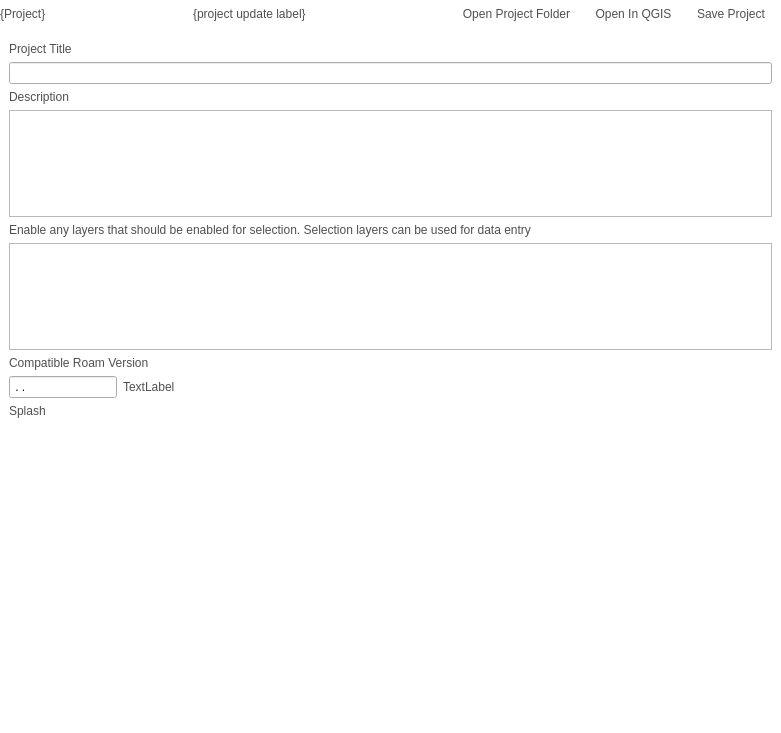
The window that src/configmanager/ui/ui_projectwidget.ui (roam-qgis/Roam) describes before a commit, drawn with Qt 5.
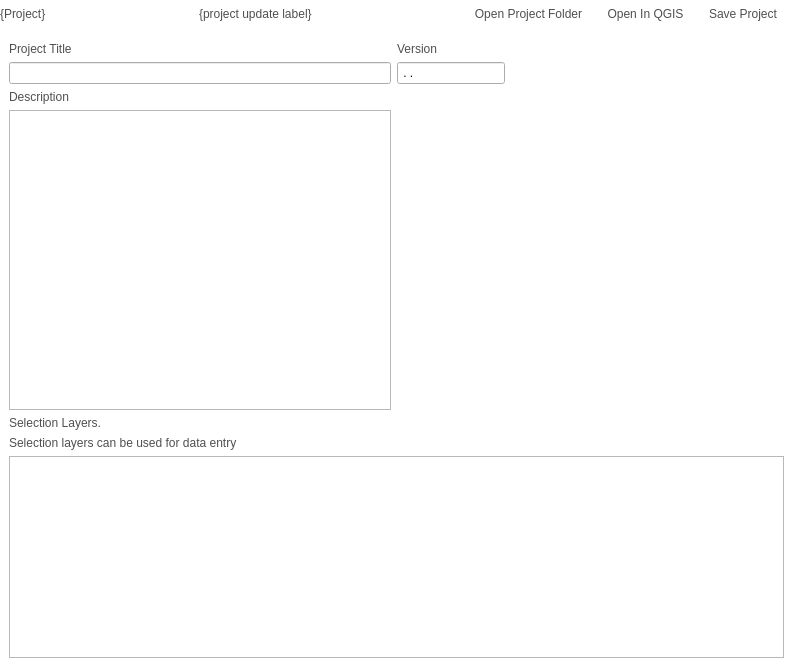
The same window after the commit. The open tabs and pages were chosen to show the change. Icons and pictures are not drawn. Custom widgets are drawn as their Qt base class.

Commit message: Tweaks to config manager UI

```diff
--- a/src/configmanager/ui/ui_projectwidget.ui
+++ b/src/configmanager/ui/ui_projectwidget.ui
@@ -6,8 +6,8 @@
    <rect>
     <x>0</x>
     <y>0</y>
-    <width>781</width>
-    <height>733</height>
+    <width>793</width>
+    <height>667</height>
    </rect>
   </property>
   <property name="windowTitle">
@@ -103,52 +103,58 @@
      </property>
      <widget class="QWidget" name="project_info_page">
       <layout class="QGridLayout" name="gridLayout_11">
-       <item row="1" column="0" colspan="2">
+       <item row="7" column="0" colspan="2">
+        <widget class="QListView" name="selectLayers">
+         <property name="editTriggers">
+          <set>QAbstractItemView::NoEditTriggers</set>
+         </property>
+         <property name="selectionMode">
+          <enum>QAbstractItemView::SingleSelection</enum>
+         </property>
+         <property name="selectionBehavior">
+          <enum>QAbstractItemView::SelectRows</enum>
+         </property>
+        </widget>
+       </item>
+       <item row="5" column="0">
+        <widget class="QLabel" name="selectLayersLabel">
+         <property name="text">
+          <string>Selection Layers. </string>
+         </property>
+        </widget>
+       </item>
+       <item row="1" column="0">
+        <layout class="QGridLayout" name="gridLayout_14">
+         <item row="0" column="0">
+          <widget class="QLabel" name="label_2">
+           <property name="text">
+            <string>Project Title</string>
+           </property>
+          </widget>
+         </item>
+         <item row="1" column="0">
         <widget class="QLineEdit" name="titleText"/>
        </item>
-       <item row="3" column="0" colspan="2">
+         <item row="2" column="0">
+          <widget class="QLabel" name="label_3">
+           <property name="text">
+            <string>Description</string>
+           </property>
+          </widget>
+         </item>
+         <item row="4" column="0">
         <widget class="QPlainTextEdit" name="descriptionText"/>
        </item>
-       <item row="5" column="0" colspan="2">
-        <widget class="QListView" name="selectLayers">
-         <property name="editTriggers">
-          <set>QAbstractItemView::NoEditTriggers</set>
-         </property>
-         <property name="selectionMode">
-          <enum>QAbstractItemView::SingleSelection</enum>
-         </property>
-         <property name="selectionBehavior">
-          <enum>QAbstractItemView::SelectRows</enum>
+         <item row="0" column="1">
+          <widget class="QLabel" name="label_9">
+           <property name="text">
+            <string>Version</string>
          </property>
         </widget>
        </item>
-       <item row="7" column="0" colspan="2">
+         <item row="4" column="1">
         <layout class="QHBoxLayout" name="horizontalLayout_3">
          <item>
-          <widget class="QLineEdit" name="versionText">
-           <property name="sizePolicy">
-            <sizepolicy hsizetype="Maximum" vsizetype="Fixed">
-             <horstretch>0</horstretch>
-             <verstretch>0</verstretch>
-            </sizepolicy>
-           </property>
-           <property name="inputMask">
-            <string>0.0.0; </string>
-           </property>
-          </widget>
-         </item>
-         <item>
-          <widget class="QLabel" name="roamVersionLabel">
-           <property name="text">
-            <string>TextLabel</string>
-           </property>
-          </widget>
-         </item>
-        </layout>
-       </item>
-       <item row="9" column="0" colspan="2">
-        <layout class="QHBoxLayout" name="horizontalLayout_6">
-         <item>
           <widget class="QLabel" name="splashlabel">
            <property name="sizePolicy">
             <sizepolicy hsizetype="Expanding" vsizetype="MinimumExpanding">
@@ -191,38 +197,25 @@
          </item>
         </layout>
        </item>
-       <item row="0" column="0">
-        <widget class="QLabel" name="label_2">
-         <property name="text">
-          <string>Project Title</string>
-         </property>
-        </widget>
-       </item>
-       <item row="2" column="0">
-        <widget class="QLabel" name="label_3">
-         <property name="text">
-          <string>Description</string>
+         <item row="1" column="1">
+          <widget class="QLineEdit" name="versionText">
+           <property name="sizePolicy">
+            <sizepolicy hsizetype="Maximum" vsizetype="Fixed">
+             <horstretch>0</horstretch>
+             <verstretch>0</verstretch>
+            </sizepolicy>
+           </property>
+           <property name="inputMask">
+            <string>0.0.0; </string>
          </property>
         </widget>
        </item>
-       <item row="8" column="0">
+        </layout>
+       </item>
+       <item row="6" column="0">
         <widget class="QLabel" name="label_14">
          <property name="text">
-          <string>Splash</string>
-         </property>
-        </widget>
-       </item>
-       <item row="6" column="0">
-        <widget class="QLabel" name="label_9">
-         <property name="text">
-          <string>Compatible Roam Version</string>
-         </property>
-        </widget>
-       </item>
-       <item row="4" column="0">
-        <widget class="QLabel" name="selectLayersLabel">
-         <property name="text">
-          <string>Enable any layers that should be enabled for selection. Selection layers can be used for data entry</string>
+          <string>Selection layers can be used for data entry</string>
          </property>
         </widget>
        </item>
@@ -885,6 +878,23 @@
        <property name="bottomMargin">
         <number>0</number>
        </property>
+       <item>
+        <layout class="QHBoxLayout" name="horizontalLayout_6">
+         <item>
+          <widget class="QLabel" name="projectLocationLabel">
+           <property name="sizePolicy">
+            <sizepolicy hsizetype="Preferred" vsizetype="Maximum">
+             <horstretch>0</horstretch>
+             <verstretch>0</verstretch>
+            </sizepolicy>
+           </property>
+           <property name="text">
+            <string/>
+           </property>
+          </widget>
+         </item>
+        </layout>
+       </item>
        <item>
         <widget class="QgsMapCanvas" name="canvas" native="true">
          <property name="styleSheet">
```
Left out of the diff: 9 changed lines with no effect on the pictures. Lines whose indentation alone changed are shown as unchanged. The commit also changes 1 other file.
